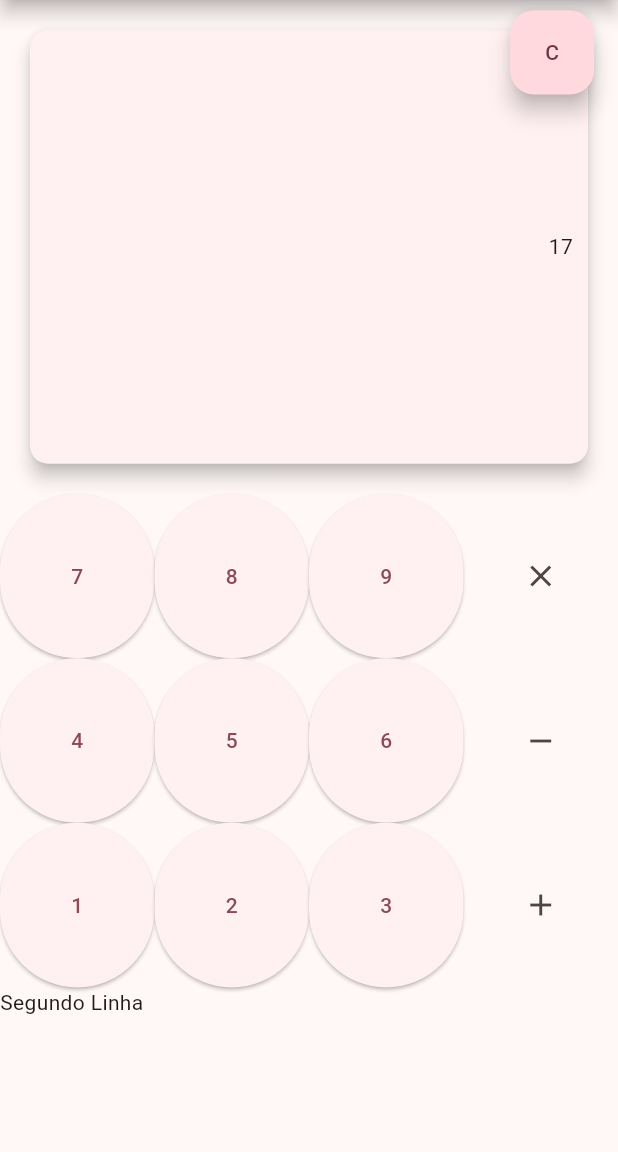
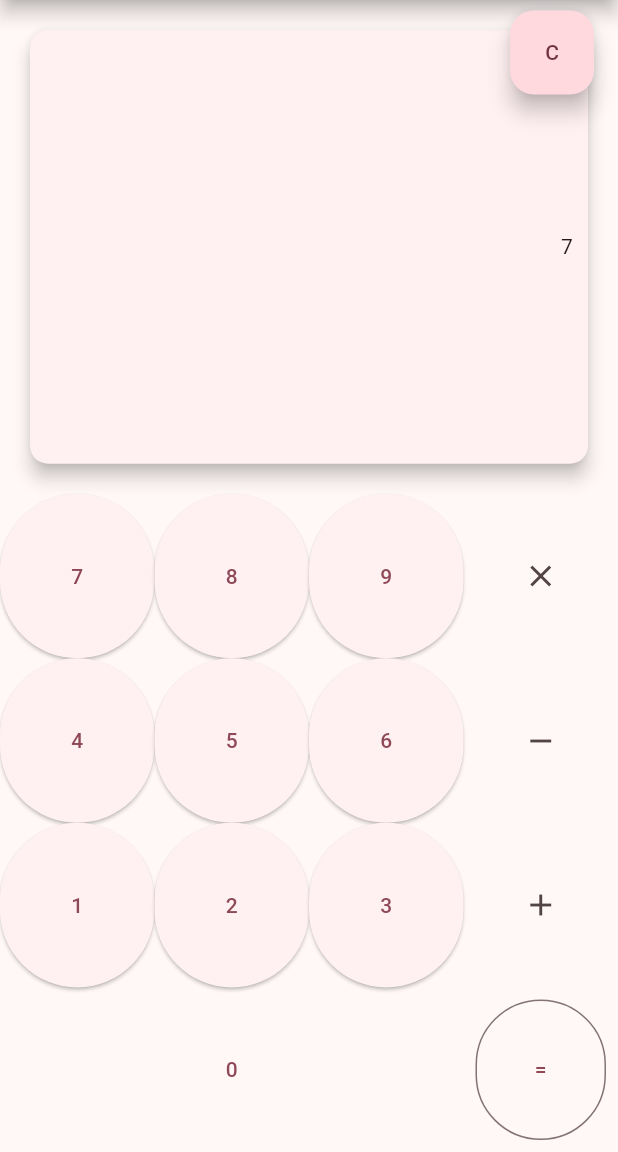
Before and after one commit to guirodriguezz/ProjetosFlutter, a Flutter app: the screen it shows after launch, after a tap on an icon or button, on a phone screen of 412 x 824 dp, the part 84-1236 px from its top. Run offline on Flutter 3.47's test engine with Material 3 defaults, Android fonts, the phone set to English and light mode, and no system bars.

Commit message:
Adicionando TextButton e OutlinedButton para sinal de = e 0 da calculadora. Adicionando também lógicas para cálculos.

```diff
--- a/lib/material_app_theme/main.dart
+++ b/lib/material_app_theme/main.dart
@@ -39,7 +39,15 @@
   String operador = '';
 
   void insert(String char) {
+    if (char == '0') {
+      if (operador.isEmpty && firstNumber.isEmpty) return;
+      if (operador.isNotEmpty && secondNumber.isEmpty) return;
+    }
+
     if (operadores.contains(char)) {
+      if (firstNumber.isEmpty) {
+        firstNumber = '0';
+      }
       operador = char;
     } else {
       if (operador.isEmpty) {
@@ -69,6 +77,31 @@
 
     setState(() {
       display = '0';
+    });
+  }
+
+  void calculate() {
+    final number1 = int.parse(firstNumber);
+    final number2 = int.parse(secondNumber);
+    int result = 0;
+
+    switch (operador) {
+      case 'x':
+        result = number1 * number2;
+        break;
+      case '-':
+        result = number1 - number2;
+        break;
+      default:
+        result = number1 + number2;
+    }
+
+    firstNumber = result.toString();
+    secondNumber = '';
+    operador = '';
+
+    setState(() {
+      display = result.toString();
     });
   }
 
@@ -155,7 +188,22 @@
               ],
             ),
           ),
-          const Expanded(child: Text('Segundo Linha')),
+          Expanded(
+              child: Row(
+            crossAxisAlignment: CrossAxisAlignment.stretch,
+            children: [
+              Expanded(
+                  flex: 3,
+                  child: TextButton(
+                      onPressed: () => insert('0'), child: const Text('0'))),
+              Expanded(
+                  child: Padding(
+                padding: const EdgeInsets.all(8.0),
+                child: OutlinedButton(
+                    onPressed: calculate, child: const Text('=')),
+              ))
+            ],
+          )),
         ],
       ),
     );
```
